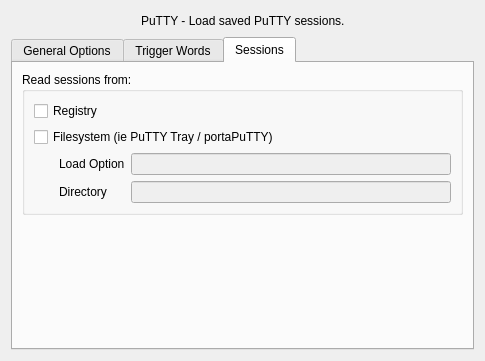
The window that PuTTY/putty_options.ui (SureshotM6/putty-launchy-plugin) describes before a commit, drawn with Qt 5.
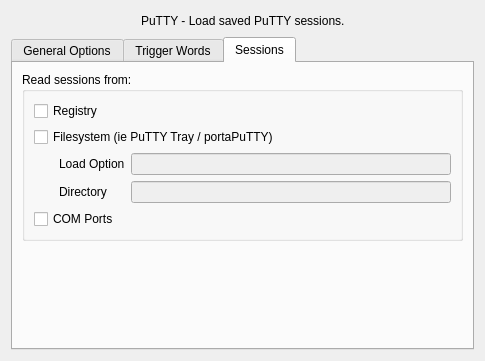
The same window after the commit. The open tabs and pages were chosen to show the change.

Commit message:
Adding serial ports to session list
resolves issue #40

Patch:
```diff
--- a/PuTTY/putty_options.ui
+++ b/PuTTY/putty_options.ui
@@ -331,6 +331,13 @@
             </item>
            </layout>
           </item>
+          <item>
+           <widget class="QCheckBox" name="comPortsCheck">
+            <property name="text">
+             <string>COM Ports</string>
+            </property>
+           </widget>
+          </item>
          </layout>
         </widget>
        </item>
```
The commit also changes 8 other files.
